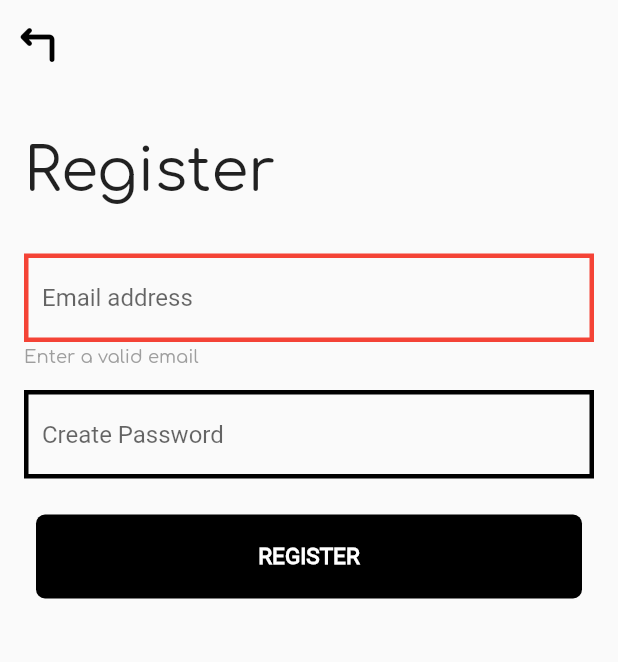
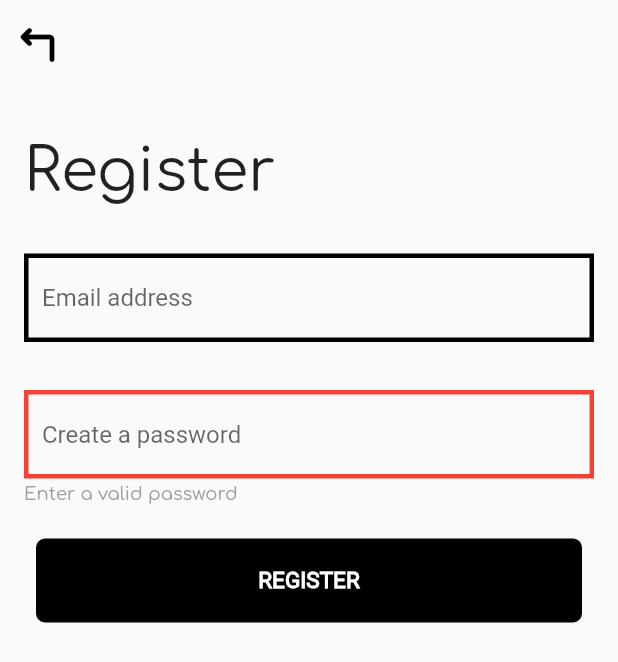
Before and after one commit to gerew31/Figma_Basics, a Flutter app: the RegisterScreen screen opened directly, after a tap on "REGISTER", on a phone screen of 412 x 824 dp. Shown: the top 662 px of the screen. Run offline on Flutter 3.47's test engine with Material 2 defaults, Android fonts, the phone set to English and light mode, and no system bars; our stand-ins replace flutter_svg, get.

Commit message:
Have made logic for login screen. (Now you can use with mini database info).
Got some problems with Register screen logic.

Provide navigation to screens with GetX.

Tried to encapsulate code and make it easier.

```diff
--- a/lib/components/email_field_widget.dart
+++ b/lib/components/email_field_widget.dart
@@ -1,5 +1,5 @@
 import 'package:flutter/material.dart';
-import 'package:figma_app/controllers/email_field_validation.dart';
+import 'package:figma_app/controllers/validation_logic.dart';
 import 'package:get/get.dart';
 
 class EmailValidField extends StatelessWidget {
@@ -8,13 +8,13 @@ class EmailValidField extends StatelessWidget {
     required this.controller,
   }) : super(key: key);
 
-  final EmailValidationController controller;
+  final ValidationController controller;
 
   @override
   Widget build(BuildContext context) {
     return GetBuilder(
-        init: EmailValidationController(),
-        builder: (_){
+        init: ValidationController(),
+        builder: (_) {
           return Column(
             crossAxisAlignment: CrossAxisAlignment.start,
             children: [
@@ -28,21 +28,26 @@ class EmailValidField extends StatelessWidget {
                   focusedBorder: OutlineInputBorder(
                     borderSide: BorderSide(
                         width: 3,
-                        color: controller.email != 0 && !controller.isValid ? Colors.red : Colors.black),
+                        color: !controller.isValid
+                            ? Colors.red
+                            : Colors.black),
                     borderRadius: const BorderRadius.all(Radius.circular(0)),
                   ),
                   enabledBorder: OutlineInputBorder(
                     borderSide: BorderSide(
                         width: 3,
-                        color: controller.email != 0 && !controller.isValid ? Colors.red : Colors.black),
+                        color: !controller.isValid
+                            ? Colors.red
+                            : Colors.black),
                     borderRadius: const BorderRadius.all(Radius.circular(0)),
                   ),
                 ),
               ),
-             const SizedBox(
+              const SizedBox(
                 height: 3,
               ),
-              Text(!controller.isValid ? 'Enter a valid email' : '',
+              Text(
+                !controller.isValid ? 'Enter a valid email' : '',
                 style: const TextStyle(
                   fontSize: 12,
                   fontFamily: 'Comfortaa',
@@ -51,7 +56,6 @@ class EmailValidField extends StatelessWidget {
               ),
             ],
           );
-        }
-    );
+        });
   }
 }
--- /dev/null
+++ b/lib/components/password_field_widget.dart
@@ -0,0 +1,59 @@
+import 'package:flutter/material.dart';
+import 'package:figma_app/controllers/validation_logic.dart';
+import 'package:get/get.dart';
+
+class PasswordField extends StatelessWidget {
+  final String? inFieldText;
+  final controller = Get.put(ValidationController());
+
+  PasswordField({
+    Key? key,
+    required this.inFieldText,
+  }) : super(key: key);
+
+  @override
+  Widget build(BuildContext context) {
+    return GetBuilder(
+      init: ValidationController(),
+      builder: (_) => Column(
+        crossAxisAlignment: CrossAxisAlignment.start,
+        children: [
+          TextFormField(
+            onChanged: (value){
+              controller.password = value; // for login screen
+              controller.createdPassword = value; //for register screen
+            },
+            keyboardType: TextInputType.emailAddress,
+            decoration: InputDecoration(
+              hintText: inFieldText,
+              focusedBorder: OutlineInputBorder(
+                borderSide: BorderSide(width: 3, color:  !controller.isPasswordValid
+                    ? Colors.red
+                    : Colors.black),
+                borderRadius: BorderRadius.all(Radius.circular(0)),
+              ),
+              enabledBorder: OutlineInputBorder(
+                borderSide: BorderSide(width: 3, color:  !controller.isPasswordValid
+                    ? Colors.red
+                    : Colors.black),
+                borderRadius: BorderRadius.all(Radius.circular(0)),
+              ),
+            ),
+          ),
+          const SizedBox(
+            height: 3,
+          ),
+          Text(
+            !controller.isPasswordValid ? 'Enter a valid password' : '',
+            style: const TextStyle(
+              fontSize: 12,
+              fontFamily: 'Comfortaa',
+              color: Colors.grey,
+            ),
+          )
+        ],
+      ),
+      );
+
+  }
+}
--- /dev/null
+++ b/lib/controllers/database.dart
@@ -0,0 +1,12 @@
+
+class DataBase {
+
+
+  Map<String, String> miniDataBase = {
+    'danozzlenovo57@gmail.com' : '1234567',
+    'gusarova.sofia14@gmail.com' : '12345678',
+    'vnfginvg@gmail.com': '123456789'
+  };
+
+
+}
--- a/lib/controllers/email_field_validation.dart
+++ /dev/null
@@ -1,14 +0,0 @@
-import 'package:get/get.dart';
-import 'package:email_validator/email_validator.dart';
-
-class EmailValidationController extends GetxController {
-
-  dynamic isValid = true;
-  dynamic email = '';
-
-  updateEmailState () {
-  isValid = EmailValidator.validate(email);
-  update();
-}
-
-}
--- /dev/null
+++ b/lib/controllers/validation_logic.dart
@@ -0,0 +1,83 @@
+import 'package:get/get.dart';
+//import 'package:email_validator/email_validator.dart';
+import 'database.dart';
+import 'package:figma_app/after_register_screens/gallery_screen.dart';
+
+class ValidationController extends GetxController {
+
+  DataBase data = DataBase();
+
+  dynamic isValid = true;
+  dynamic isPasswordValid = true;
+  dynamic email = '';
+  dynamic password;
+
+
+  // LOGIN SCREEN LOGIC
+
+  updateEmailState () {
+    if (email == null){
+      isValid = false;
+    }
+    if (email == data.miniDataBase.keys){
+      isValid = true;
+    } else {
+      isValid = false;
+    }
+  update();
+}
+
+ updatePasswordState(){
+    if (password == null){
+      isPasswordValid = false;
+    }
+    else if (data.miniDataBase.containsKey(
+       email)) {
+     if (data.miniDataBase.containsValue(
+         password)) {
+       isPasswordValid = true;
+     } else {
+       isPasswordValid = false;
+     }
+   }
+   update();
+ }
+
+ loginScreenLogic (){
+   for(final tileN in data.miniDataBase.entries){
+     if(email == tileN.key){
+       if (password == tileN.value){
+         updatePasswordState();
+         isValid = true;
+         Get.to(Gallery());
+       } else if (password != tileN.key) {
+         isValid = true;
+        isPasswordValid = false;
+       }
+     } else {
+       isValid = false;
+     }
+     break;
+   }
+ }
+
+// REGISTER SCREEN LOGIC (I've stopped cause dont know what's going on))
+
+  dynamic isRegisterPasswordValid = true;
+  dynamic createdPassword;
+
+
+accountCreating(){
+  if (createdPassword == null){
+    isPasswordValid = false;
+
+  } else {
+    isPasswordValid = true;
+  }
+
+  update();
+}
+
+
+
+}
--- a/lib/main.dart
+++ b/lib/main.dart
@@ -1,6 +1,7 @@
 import 'package:figma_app/screens/pre_register_screens/logged_out_screen.dart';
 import 'package:flutter/material.dart';
 import 'package:flutter/services.dart';
+import 'package:get/get.dart';
 
 void main() {
   runApp(const MyApp());
@@ -14,7 +15,7 @@ class MyApp extends StatelessWidget {
   Widget build(BuildContext context) {
     SystemChrome.setEnabledSystemUIMode(SystemUiMode.immersiveSticky,overlays: [SystemUiOverlay.bottom]);
 
-    return MaterialApp(
+    return GetMaterialApp(
       debugShowCheckedModeBanner: false,
       home: LoggedOut(),
     );
--- a/lib/screens/pre_register_screens/logged_out_screen.dart
+++ b/lib/screens/pre_register_screens/logged_out_screen.dart
@@ -3,6 +3,7 @@ import 'package:flutter_svg/flutter_svg.dart';
 import 'package:flutter/services.dart';
 import 'package:figma_app/screens/pre_register_screens/login_screen.dart';
 import 'register_screen.dart';
+import 'package:get/get.dart';
 
 class LoggedOut extends StatelessWidget {
   static const assetName = 'assets/Rectangle.svg';
@@ -23,7 +24,7 @@ class LoggedOut extends StatelessWidget {
               children: [
                 InkWell(
                   onTap: (){
-                    Navigator.push(context, MaterialPageRoute(builder: (context) => LoginScreen()));
+                    Get.to(LoginScreen());
                   },
                   child: Container(
                     alignment: Alignment.center,
@@ -45,7 +46,7 @@ class LoggedOut extends StatelessWidget {
                 ),
                 InkWell(
                   onTap: (){
-                    Navigator.push(context, MaterialPageRoute(builder: (context) => RegisterScreen()));
+                    Get.to(RegisterScreen());
                   },
                   child: Container(
                     alignment: Alignment.center,
--- a/lib/screens/pre_register_screens/register_screen.dart
+++ b/lib/screens/pre_register_screens/register_screen.dart
@@ -1,11 +1,14 @@
 import 'package:flutter/material.dart';
 import 'package:figma_app/components/email_field_widget.dart';
-import 'package:figma_app/controllers/email_field_validation.dart';
+import 'package:figma_app/controllers/validation_logic.dart';
 import 'package:get/get.dart';
+import 'package:figma_app/components/password_field_widget.dart';
+import 'package:figma_app/controllers/database.dart';
 
 
 class RegisterScreen extends StatelessWidget {
-  final controller = Get.put(EmailValidationController());
+  final controller = Get.put(ValidationController());
+  DataBase data = DataBase();
 
   RegisterScreen({super.key});
 
@@ -52,26 +55,18 @@ class RegisterScreen extends StatelessWidget {
                   const SizedBox(
                     height: 16,
                   ),
-                  TextFormField(
-                    keyboardType: TextInputType.emailAddress,
-                    decoration: const  InputDecoration(
-                      hintText: 'Create Password',
-                      focusedBorder: OutlineInputBorder(
-                        borderSide: BorderSide(width: 3, color: Colors.black),
-                        borderRadius: BorderRadius.all(Radius.circular(0)),
-                      ),
-                      enabledBorder: OutlineInputBorder(
-                        borderSide: BorderSide(width: 3, color: Colors.black),
-                        borderRadius: BorderRadius.all(Radius.circular(0)),
-                      ),
-                    ),
-                  ),
+                  PasswordField(inFieldText: 'Create a password',),
                   const SizedBox(
                     height: 16,
                   ),
               TextButton(
-              onPressed: () {
-                controller.updateEmailState();
+              onPressed: () { // did not finish
+                controller.accountCreating();
+                print('${controller.isPasswordValid}');
+                print('${controller.createdPassword}');
+                print('${controller.password}');
+
+
               },
               child:Container(
                       alignment: Alignment.center,
```
Also changed, not shown: lib/after_register_screens/gallery_screen.dart (added, +15 -0 lines), lib/screens/pre_register_screens/login_screen.dart (+13 -19 lines).
